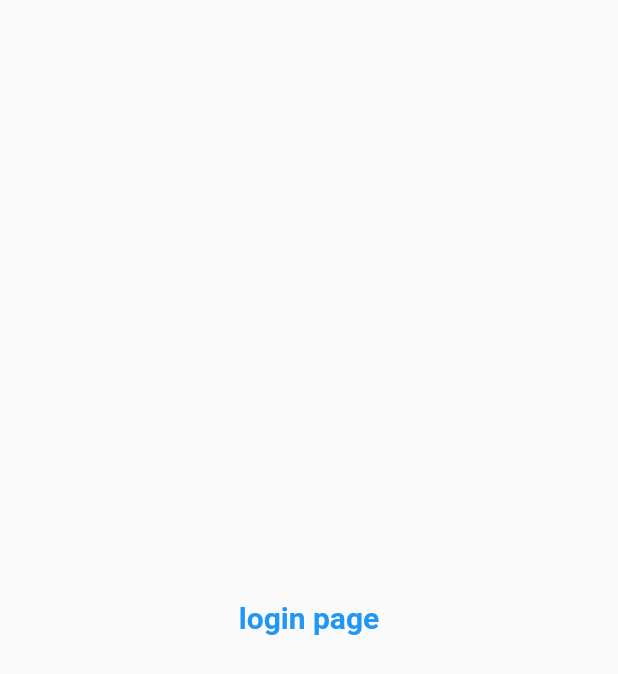
After one commit to pankaj123-lang/flutter_first, a Flutter app: the screen it shows after launch, on a phone screen of 412 x 824 dp. The commit adds this screen. Shown: the top 674 px of the screen. Run offline on Flutter 3.47's test engine with Material 2 defaults, Android fonts, the phone set to English and light mode, and no system bars.

Commit message:
Day 3 completed

```diff
--- /dev/null
+++ b/lib/Pages/login_page.dart
@@ -0,0 +1,18 @@
+import 'package:flutter/material.dart';
+
+class LoginPage extends StatelessWidget {
+  // const LoginPage({Key? key}) : super(key: key);
+
+  @override
+  Widget build(BuildContext context) {
+    return Material(
+      child: Center(
+        child: Text(
+          "login page",
+          style: TextStyle(
+              fontSize: 20, color: Colors.blue, fontWeight: FontWeight.bold),
+        ),
+      ),
+    );
+  }
+}
--- a/lib/main.dart
+++ b/lib/main.dart
@@ -1,5 +1,6 @@
 import "package:flutter/material.dart";
-import 'package:flutter_application_1/home_page.dart';
+import 'package:flutter_application_1/Pages/home_page.dart';
+import 'package:flutter_application_1/Pages/login_page.dart';
 
 void main() {
   runApp(MyApp());
@@ -16,7 +17,20 @@ class MyApp extends StatelessWidget {
     // var day = "sunday";
     // const pi = 3.14;
     return MaterialApp(
-      home: HomePage(),
+      // home: HomePage(),
+      themeMode: ThemeMode.light,
+      theme: ThemeData(
+        primarySwatch: Colors.lightBlue,
+      ),
+      darkTheme: ThemeData(
+        brightness: Brightness.dark,
+      ),
+      // initialRoute: "/Home",
+      routes: {
+        "/": (context) => LoginPage(),
+        "/Home": (context) => HomePage(),
+        "/Login": (context) => LoginPage(),
+      },
     );
   }
 }
```
Also changed, not shown: lib/Pages/home_page.dart (renamed from lib/home_page.dart).
